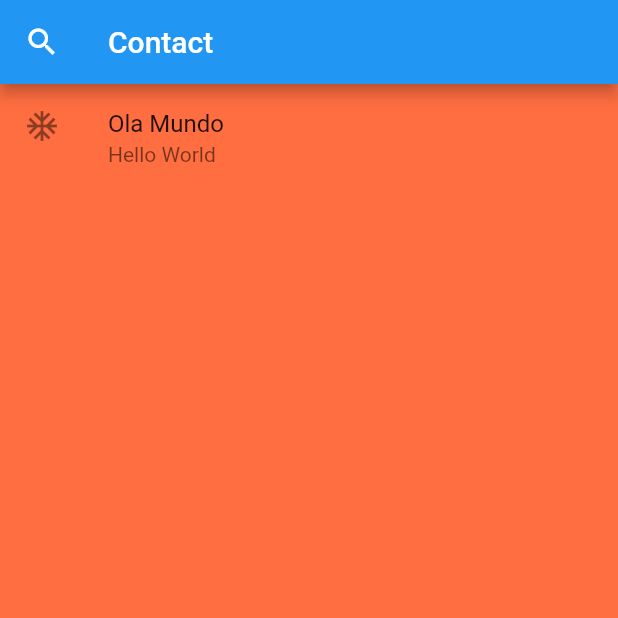
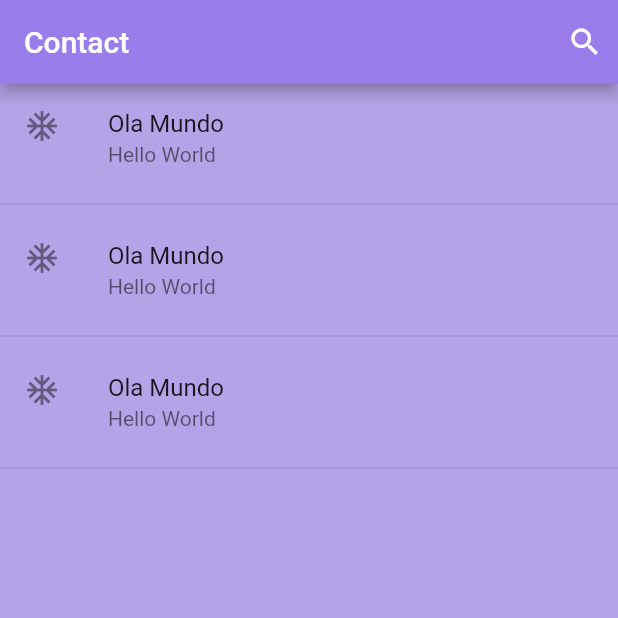
Before and after one commit to restenPiz/My_First_App-Flutter, a Flutter app: the screen it shows after launch, on a phone screen of 412 x 824 dp, the top half of it. Run offline on Flutter 3.47's test engine with Material 2 defaults, Android fonts, the phone set to English and light mode, and no system bars.

Commit message:
Some updates in system

```diff
--- a/first_app/lib/screens/index.dart
+++ b/first_app/lib/screens/index.dart
@@ -1,4 +1,4 @@
-// ignore_for_file: camel_case_types, prefer_const_constructors
+// ignore_for_file: camel_case_types, prefer_const_constructors, prefer_const_literals_to_create_immutables
 
 import 'package:flutter/material.dart';
 
@@ -11,15 +11,24 @@ class indexScreen extends StatelessWidget {
     return Container(
       child: Scaffold(
         appBar: AppBar(
-          title: Text('Contact'),
-          leading: Icon(Icons.search),
+          backgroundColor: const Color.fromARGB(255, 154, 124, 235),
+          title: Row(
+            children: [
+              Expanded(child: Text('Contact')),
+            ],
+          ),
+          actions: [
+            Padding(padding: EdgeInsets.all(10),
+            child:Icon(Icons.search),
+            ),
+          ],
         ),
         body: Center(
           child: Container(
             width: 500,
             height: double.infinity,
             decoration: BoxDecoration(
-              color: Colors.deepOrangeAccent,
+              color: const Color.fromARGB(255, 181, 163, 231),
             ),
             child: ListView(
               children: [
@@ -28,6 +37,19 @@ class indexScreen extends StatelessWidget {
                   subtitle: Text('Hello World'),
                   leading: Icon(Icons.ac_unit_outlined),
                 ),
+                const Divider(),
+                ListTile(
+                  title: Text('Ola Mundo'),
+                  subtitle: Text('Hello World'),
+                  leading: Icon(Icons.ac_unit_outlined),
+                ),
+                const Divider(),
+                ListTile(
+                  title: Text('Ola Mundo'),
+                  subtitle: Text('Hello World'),
+                  leading: Icon(Icons.ac_unit_outlined),
+                ),
+                const Divider(),
               ],
             ),
           ),
```
